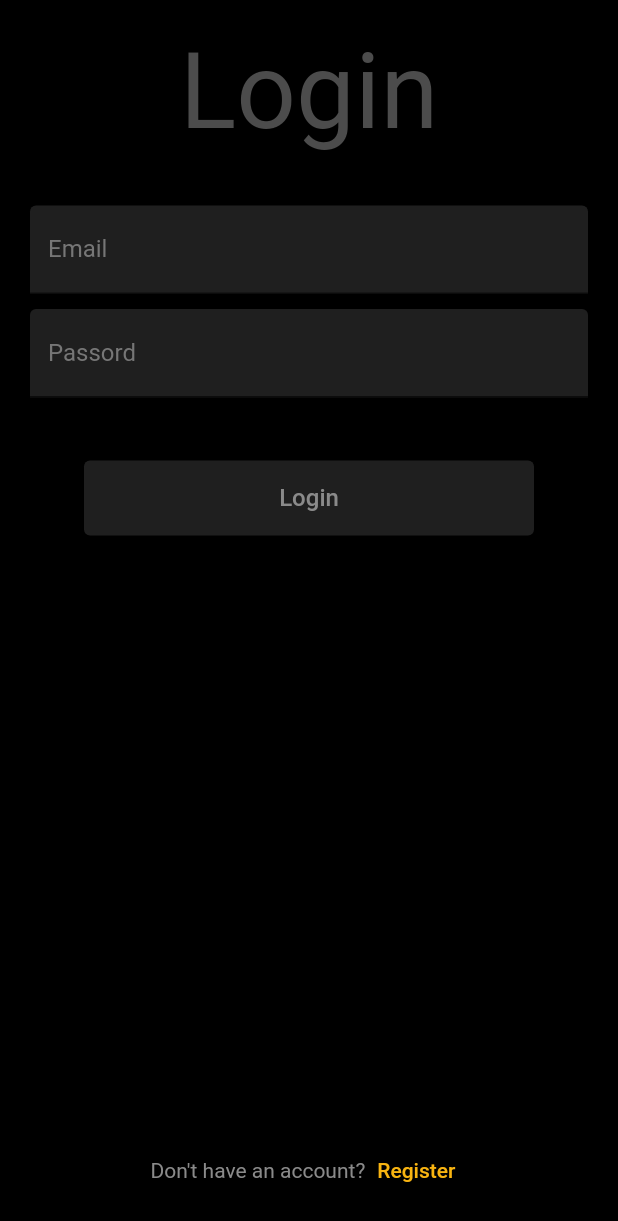
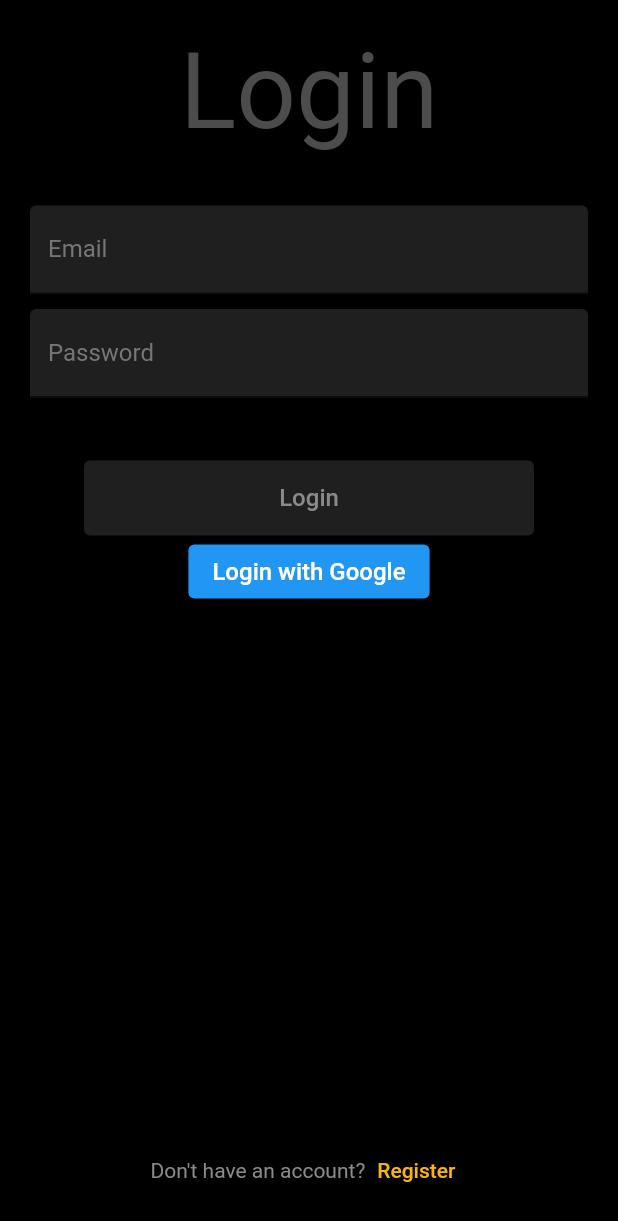
Before and after one commit to amna-kamran/Todo-App-Flutter, a Flutter app: the screen it shows after launch, after a tap on "Login", on a phone screen of 412 x 824 dp. Shown: the top 1221 px of the screen. Run offline on Flutter 3.47's test engine with Material 2 defaults, Android fonts, the phone set to English and light mode, and no system bars; drawn by our look-alikes of flutter_form_builder; our stand-ins replace cloud_firestore, file_picker, firebase_auth, firebase_core, firebase_storage, flutter_bounce and 3 more; accounts and stored records are empty.

```diff
--- a/lib/screens/login/login.dart
+++ b/lib/screens/login/login.dart
@@ -4,6 +4,7 @@ import 'package:todo_app/constants/spaces.dart';
 import 'package:todo_app/core/form_builder_widget.dart';
 import 'package:todo_app/screens/register/register.dart';
 import 'package:todo_app/services/auth/auth_provider.dart';
+import 'package:todo_app/services/auth/google_auth.dart';
 import 'package:todo_app/themes/colors.dart';
 
 part 'widget/_body.dart';
--- a/lib/screens/login/widget/_body.dart
+++ b/lib/screens/login/widget/_body.dart
@@ -33,7 +33,7 @@ class _BodyState extends State<_Body> {
               const SizedBox(height: 10),
               AppInputTextField(
                 fieldType: FieldType.password,
-                labelText: 'Passord',
+                labelText: 'Password',
                 minLength: 6,
                 maxLength: 20,
               ),
@@ -64,13 +64,7 @@ class _BodyState extends State<_Body> {
 
                         await AuthProvider.login(
                           data['Email'],
-                          data['Passord'],
-                        );
-
-                        setState(
-                          () {
-                            isLoading = false;
-                          },
+                          data['Password'],
                         );
                       },
                       child: const Text(
@@ -80,6 +74,17 @@ class _BodyState extends State<_Body> {
                         ),
                       ),
                     ),
+              ElevatedButton(
+                onPressed: () {
+                  GoogleAuthHelper.signInWithGoogle();
+                },
+                child: const Text(
+                  "Login with Google",
+                  style: TextStyle(
+                    fontSize: 16,
+                  ),
+                ),
+              ),
               const Spacer(),
               Row(
                 mainAxisAlignment: MainAxisAlignment.center,
--- a/lib/services/auth/google_auth.dart
+++ b/lib/services/auth/google_auth.dart
@@ -2,11 +2,11 @@ import 'package:firebase_auth/firebase_auth.dart';
 import 'package:flutter/material.dart';
 import 'package:google_sign_in/google_sign_in.dart';
 
-class GoogleAuth {
-  final GoogleSignIn googleSignIn = GoogleSignIn();
-  final FirebaseAuth firebaseAuth = FirebaseAuth.instance;
+class GoogleAuthHelper {
+  static final GoogleSignIn googleSignIn = GoogleSignIn();
+  static final FirebaseAuth firebaseAuth = FirebaseAuth.instance;
 
-  Future<UserCredential> signInWithGoogle() async {
+  static Future<UserCredential> signInWithGoogle() async {
     final GoogleSignInAccount? googleUser = await googleSignIn.signIn();
 
     final GoogleSignInAuthentication? googleAuth =
@@ -20,7 +20,7 @@ class GoogleAuth {
     return await firebaseAuth.signInWithCredential(credential);
   }
 
-  Future<void> signOut() async {
+  static Future<void> signOut() async {
     try {
       await googleSignIn.disconnect();
       firebaseAuth.signOut();
```
Also changed, not shown: lib/screens/register/widget/_body.dart (+5 -5 lines).
